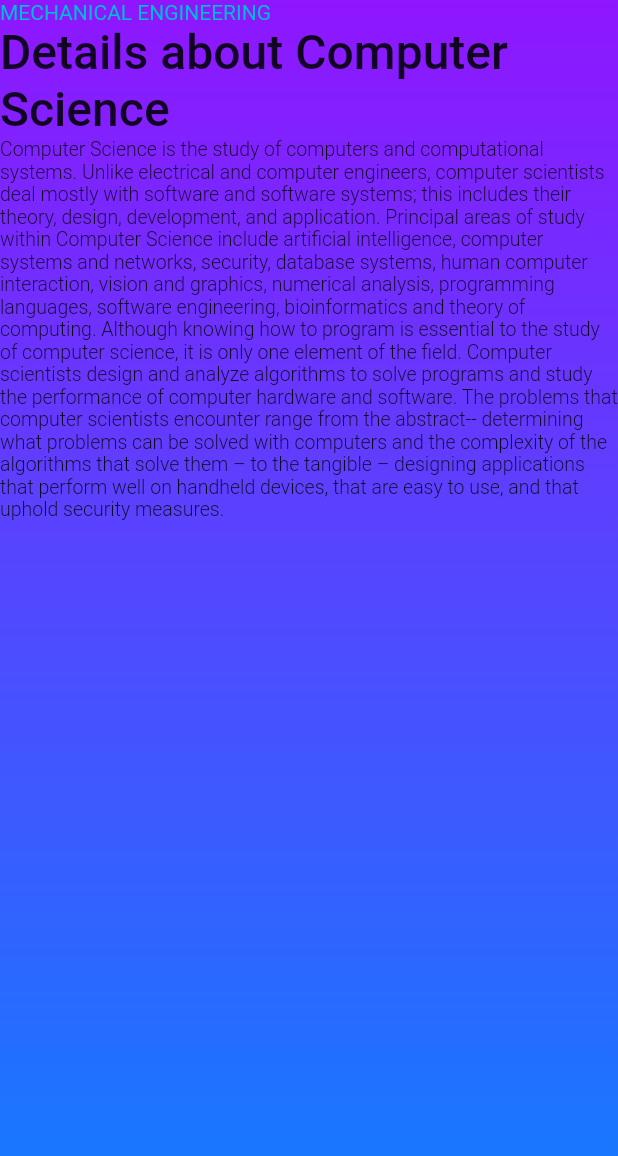
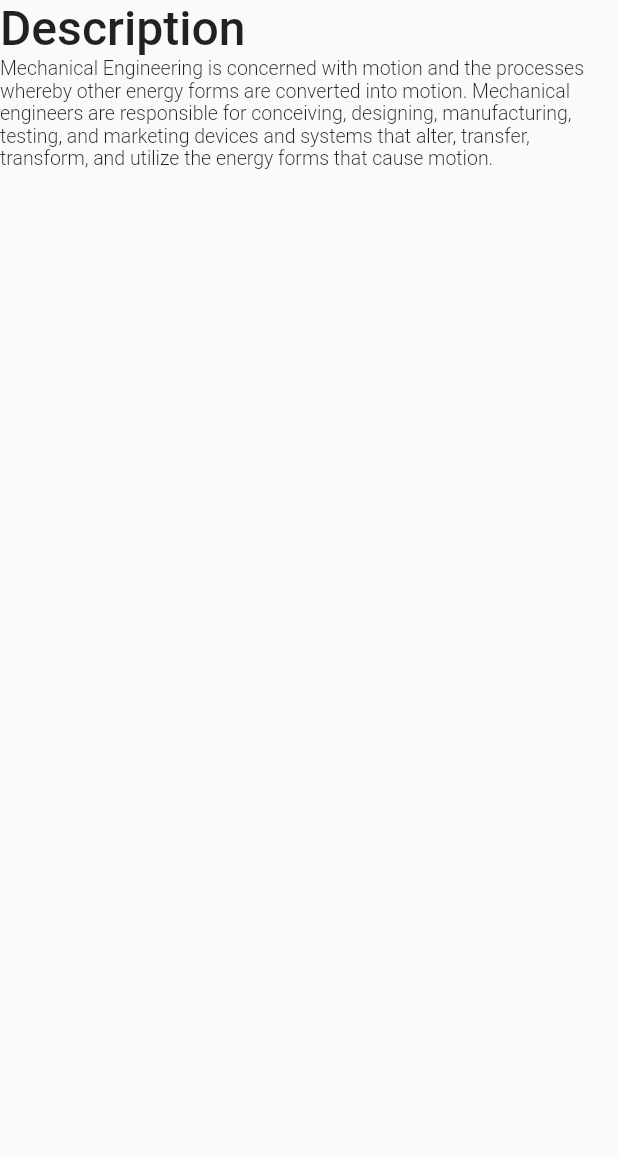
Before and after one commit to snvellozzi/cen3031_project, a Flutter app: the ListDetailsHeader widget shown alone on an empty page, opened directly, on a phone screen of 412 x 824 dp. Shown: the top 1156 px of the screen. Run offline on Flutter 3.47's test engine with Material 2 defaults, Android fonts, the phone set to English and light mode, and no system bars; our stand-ins replace get, google_fonts.

Commit message:
cleaned up comments

```diff
--- a/lib/screens/results.dart
+++ b/lib/screens/results.dart
@@ -199,9 +199,7 @@ class ResultsDetailsView extends StatelessWidget {
           ListDetailsHeader(),
           HorizontalLine(),
           ListDetailsHeader(),
-          InfoField(),
           HorizontalLine(),
-          InfoField(),
         ],
 
       )
@@ -218,8 +216,19 @@ class ListViewThumbnail extends StatelessWidget {
 
   @override
   Widget build(BuildContext context) {
-    return Stack(
+    return Container(
+      decoration: BoxDecoration(
+          gradient: LinearGradient(
+              begin: Alignment.topCenter,
+              end: Alignment.bottomCenter,
+              colors: [
+                Color.fromRGBO(143, 22, 255, 1),
+                Color.fromRGBO(16,126,255,1),
 
+              ]
+          )
+      ),
+      child: Stack(
       alignment: Alignment.bottomCenter,
       children: <Widget>[
         Stack(
@@ -229,101 +238,54 @@ class ListViewThumbnail extends StatelessWidget {
 
               width: MediaQuery.of(context).size.width,
               height: 170,
-              decoration: BoxDecoration(
-                  image: DecorationImage(
-                      image: NetworkImage("https://media.istockphoto.com/photos/the-university-of-florida-picture-id1181057283?k=20&m=1181057283&s=612x612&w=0&h=Q7CsWYDpQyD_0t2AkQadVf9c82cXM1BkSg9KpTPn22A="),
-                      fit: BoxFit.cover)
+              child: Center(
+                child: Text(
+                  "Mechanical Engineering",
+                  style: TextStyle(
+                    fontSize:25,
+                    color: Colors.white,
+                  ),
+                ),
               ),
             ),
 
           ],
         ),
-        Container(
-          decoration: BoxDecoration(
-              gradient: LinearGradient(colors: [Color(0x00f5f5f5), Color(0xfff5f5f5)],
-                  begin: Alignment.topCenter,
-                  end: Alignment.bottomCenter)
-          ),
-          height: 80,
-        )
-
 
       ],
+      ),
     );
   }
 }
 
 
 class ListDetailsHeader extends StatelessWidget {
-  // final Movie movie;
-
-  // const MovieDetailsHeader({Key key, this.movie}) : super(key: key);
   @override
   Widget build(BuildContext context) {
-
     return Container(
-        decoration: BoxDecoration(
-            gradient: LinearGradient(
-                begin: Alignment.topCenter,
-                end: Alignment.bottomCenter,
-                colors: [
-                  Color.fromRGBO(143, 22, 255, 1),
-                  Color.fromRGBO(16,126,255,1),
-
-                ]
-            )
-        ),
-      child: Column(
-      crossAxisAlignment: CrossAxisAlignment.start,
-      children: <Widget>[
-        Text("Mechanical Engineering".toUpperCase(),
-          style: TextStyle(
-              fontWeight: FontWeight.w400,
-              color: Colors.cyan
-          ),),
-        Text("Details about Computer Science", style: TextStyle(
-            fontWeight: FontWeight.w500,
-            fontSize: 32
-        ),),
-        Text.rich(TextSpan(style: TextStyle(
-          fontSize: 13, fontWeight: FontWeight.w300,
-        ), children: <TextSpan> [
-          TextSpan(
-              text: "Computer Science is the study of computers and computational systems. Unlike electrical and computer engineers, computer scientists deal mostly with software and software systems; this includes their theory, design, development, and application. Principal areas of study within Computer Science include artificial intelligence, computer systems and networks, security, database systems, human computer interaction, vision and graphics, numerical analysis, programming languages, software engineering, bioinformatics and theory of computing. Although knowing how to program is essential to the study of computer science, it is only one element of the field. Computer scientists design and analyze algorithms to solve programs and study the performance of computer hardware and software. The problems that computer scientists encounter range from the abstract-- determining what problems can be solved with computers and the complexity of the algorithms that solve them – to the tangible – designing applications that perform well on handheld devices, that are easy to use, and that uphold security measures."
-          ),
+        child: Column(
+          crossAxisAlignment: CrossAxisAlignment.start,
+          children: <Widget>[
+            Text("Description", style: TextStyle(
+                fontWeight: FontWeight.w500,
+                fontSize: 32
+            ),),
+            Text.rich(TextSpan(style: TextStyle(
+              fontSize: 13, fontWeight: FontWeight.w300,
+            ), children: <TextSpan>[
+              TextSpan(
+                  text: "Mechanical Engineering is concerned with motion and the processes whereby other energy forms are converted into motion. Mechanical engineers are responsible for conceiving, designing, manufacturing, testing, and marketing devices and systems that alter, transfer, transform, and utilize the energy forms that cause motion."
+              ),
 
 
-        ]))
-      ],
-      )
+            ]))
+          ],
+        )
     );
   }
 }
 
 
-class InfoField extends StatelessWidget {
-  // final String field;
-  // final String value;
-
-  // const MovieField({Key key, this.field, this.value}) : super(key: key);
-  @override
-  Widget build(BuildContext context) {
-    return Row(
-      crossAxisAlignment: CrossAxisAlignment.start,
-      children: <Widget>[
-        Text("This major takes about 4 years", style: TextStyle(
-            color: Colors.black38,
-            fontSize: 12, fontWeight: FontWeight.w300
-        ),),
-        Expanded(
-          child: Text("This major involves math", style: TextStyle(
-              color: Colors.black, fontSize: 12, fontWeight: FontWeight.w300
-          ),),
-        )
-      ],
-    );
-  }
-}
 
 class HorizontalLine extends StatelessWidget {
   @override
```
